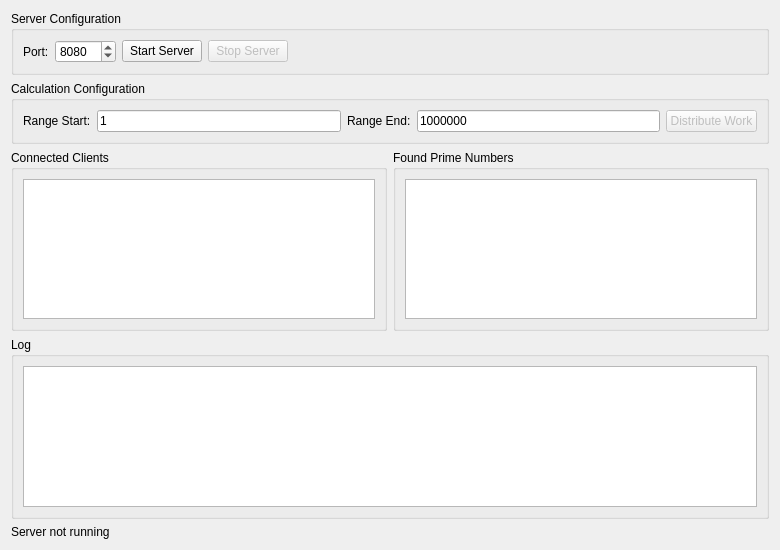
This is masterwidget.ui in konrad-dobosz/prir-projekt as Qt 5 draws it before an edit. The edited form follows.
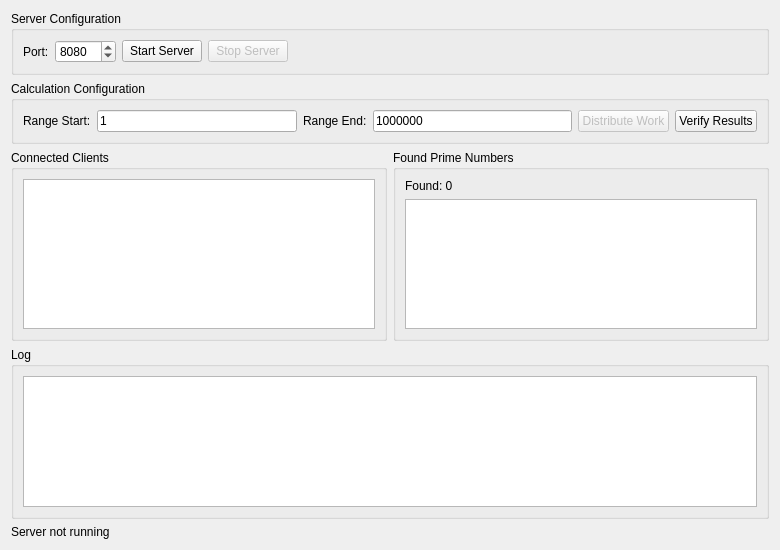
This is the edited form.

Commit message: Add prime number count check

```diff
--- a/masterwidget.ui
+++ b/masterwidget.ui
@@ -117,6 +117,16 @@
         </property>
        </widget>
       </item>
+      <item>
+       <widget class="QPushButton" name="verifyButton">
+        <property name="enabled">
+         <bool>true</bool>
+        </property>
+        <property name="text">
+         <string>Verify Results</string>
+        </property>
+       </widget>
+      </item>
      </layout>
     </widget>
    </item>
@@ -140,6 +150,13 @@
         <string>Found Prime Numbers</string>
        </property>
        <layout class="QVBoxLayout" name="verticalLayout_3">
+	    <item>
+         <widget class="QLabel" name="primeCountLabel">
+          <property name="text">
+           <string>Found: 0</string>
+          </property>
+         </widget>
+        </item>
         <item>
          <widget class="QListWidget" name="primesListWidget"/>
         </item>
```
The commit also changes 2 other files.
